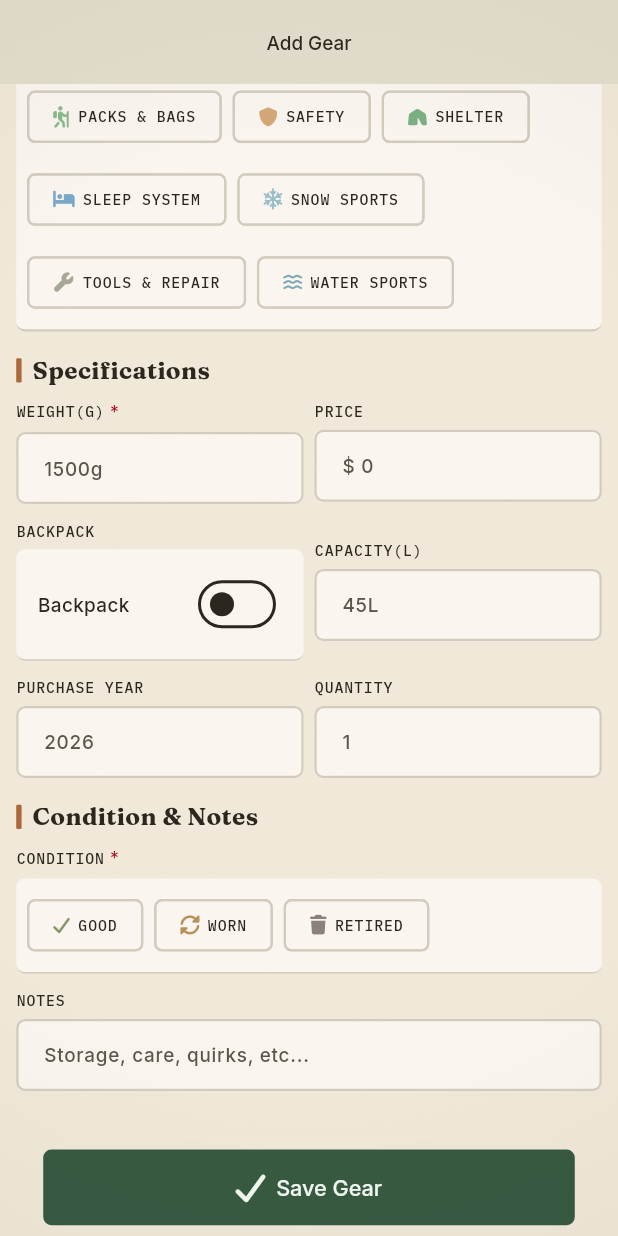
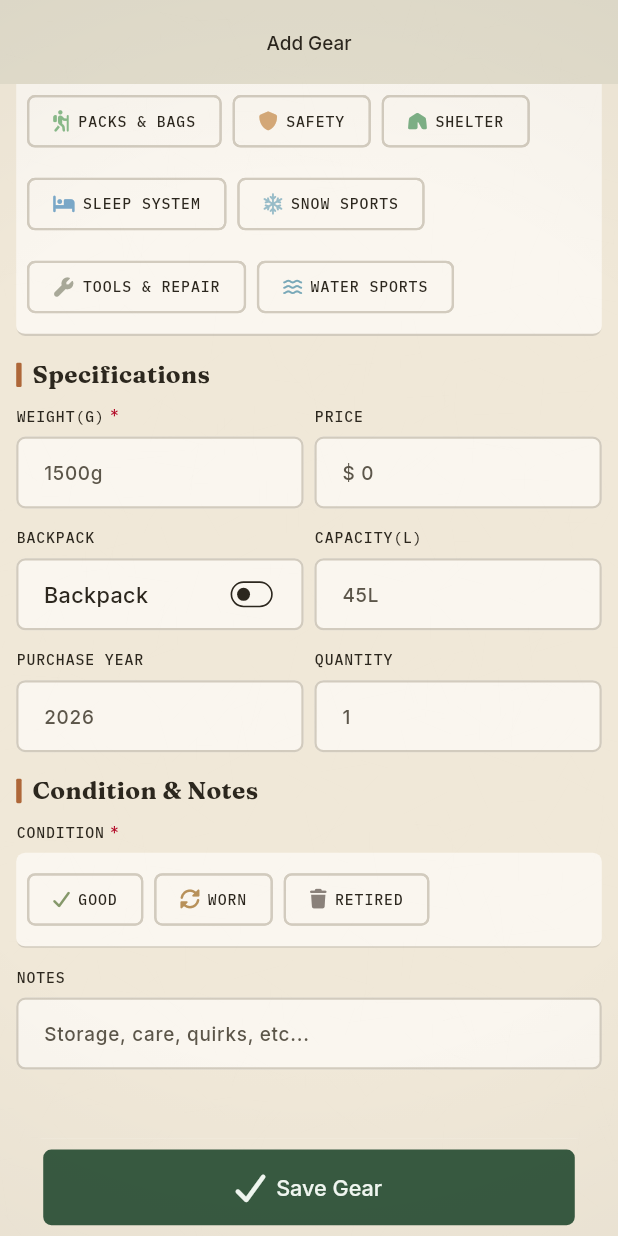
Before and after one commit to Mikey-Dowsett/gearrack, a Flutter app: the AddGearPage widget shown alone on an empty page, opened directly, scrolled down 524 dp, on a phone screen of 412 x 824 dp. Run offline on Flutter 3.47's test engine with Material 3 defaults, Android fonts, the phone set to English and light mode, and no system bars; our stand-ins replace file_picker, flutter_screenutil, font_awesome_flutter, google_fonts, sqflite, sqflite_common_ffi; accounts and stored records are empty.

Commit message:
Spacing fixed

```diff
--- a/lib/pages/add_gear.dart
+++ b/lib/pages/add_gear.dart
@@ -141,18 +141,19 @@ class _AddGearPageState extends State<AddGearPage> {
     final colors = AppColors.of(context);
     return Row(
       mainAxisSize: MainAxisSize.min,
+      crossAxisAlignment: CrossAxisAlignment.center,
       children: [
         Text(
           label.toUpperCase(),
           style: AppTextStyles.specSmall.copyWith(color: colors.onBackground),
         ),
-        if (required) ...[
         SizedBox(width: 4.sp),
         Text(
           '*',
-            style: AppTextStyles.labelMedium.copyWith(color: colors.error),
+          style: AppTextStyles.labelMedium.copyWith(
+            color: required ? colors.error : Colors.transparent,
           ),
-        ],
+        ),
       ],
     );
   }
@@ -369,6 +370,7 @@ class _AddGearPageState extends State<AddGearPage> {
 
   Widget _rowOfTwoFields(BuildContext context, Widget left, Widget right) {
     return Row(
+      crossAxisAlignment: CrossAxisAlignment.start,
       children: [
         Expanded(child: left),
         SizedBox(width: 8.sp),
@@ -503,34 +505,66 @@ class _AddGearPageState extends State<AddGearPage> {
   Widget _buildIsPackToggle(BuildContext context) {
     final colors = AppColors.of(context);
 
+    final decoration = InputDecoration(
+      filled: true,
+      fillColor: colors.surface,
+      border: OutlineInputBorder(
+        borderRadius: BorderRadius.circular(UiConstants.borderRadius),
+        borderSide: BorderSide(
+          color: colors.border,
+          width: UiConstants.borderWidth,
+        ),
+      ),
+      enabledBorder: OutlineInputBorder(
+        borderRadius: BorderRadius.circular(UiConstants.borderRadius),
+        borderSide: BorderSide(
+          color: colors.border,
+          width: UiConstants.borderWidth,
+        ),
+      ),
+      focusedBorder: OutlineInputBorder(
+        borderRadius: BorderRadius.circular(UiConstants.borderRadius),
+        borderSide: BorderSide(
+          color: colors.primary,
+          width: UiConstants.borderWidth,
+        ),
+      ),
+      contentPadding: EdgeInsets.symmetric(
+        horizontal: 16.sp,
+        vertical: 14.sp,
+      ),
+    );
+
     return Column(
       crossAxisAlignment: CrossAxisAlignment.start,
       children: [
         _fieldLabel(context, 'Backpack'),
         SizedBox(height: 6.sp),
-        Container(
-          width: double.infinity,
-          padding: EdgeInsets.symmetric(horizontal: 16.sp, vertical: 14.sp),
-          decoration: BoxDecoration(
-            color: colors.surface,
-            borderRadius: BorderRadius.circular(UiConstants.borderRadius),
-            border: Border(bottom: BorderSide(color: colors.border, width: 1)),
-          ),
+        InputDecorator(
+          decoration: decoration,
           child: Row(
             children: [
               Expanded(
                 child: Text(
                   'Backpack',
-                  style: AppTextStyles.bodyMedium.copyWith(
-                    color: colors.onBackground,
+                  style: AppTextStyles.bodyLarge.copyWith(
+                    color: colors.onSurface,
                   ),
                 ),
               ),
               SizedBox(width: 8.sp),
-              Switch(
+              SizedBox(
+                height: 24.sp,
+                child: FittedBox(
+                  fit: BoxFit.contain,
+                  child: Switch(
                     value: _isPack,
                     onChanged: (val) => setState(() => _isPack = val),
                     activeColor: colors.primary,
+                    materialTapTargetSize:
+                        MaterialTapTargetSize.shrinkWrap,
+                  ),
+                ),
               ),
             ],
           ),
```
Lines whose indentation alone changed are shown as unchanged.
